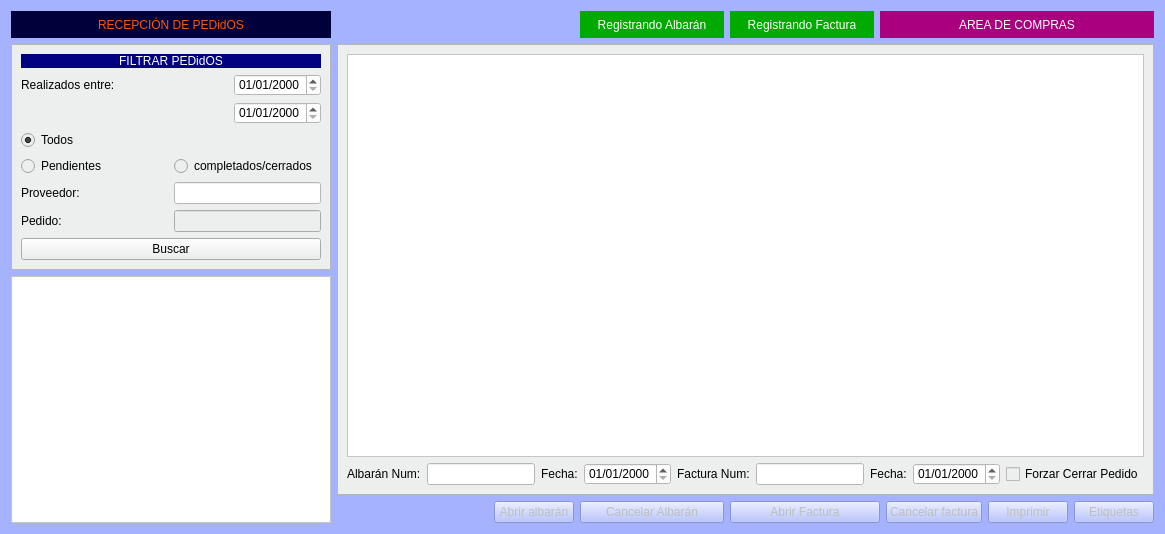
The window that Zona_Compras/frmrecepcion_pedidos.ui (arcnexus/RedFoX) describes before a commit, drawn with Qt 5.
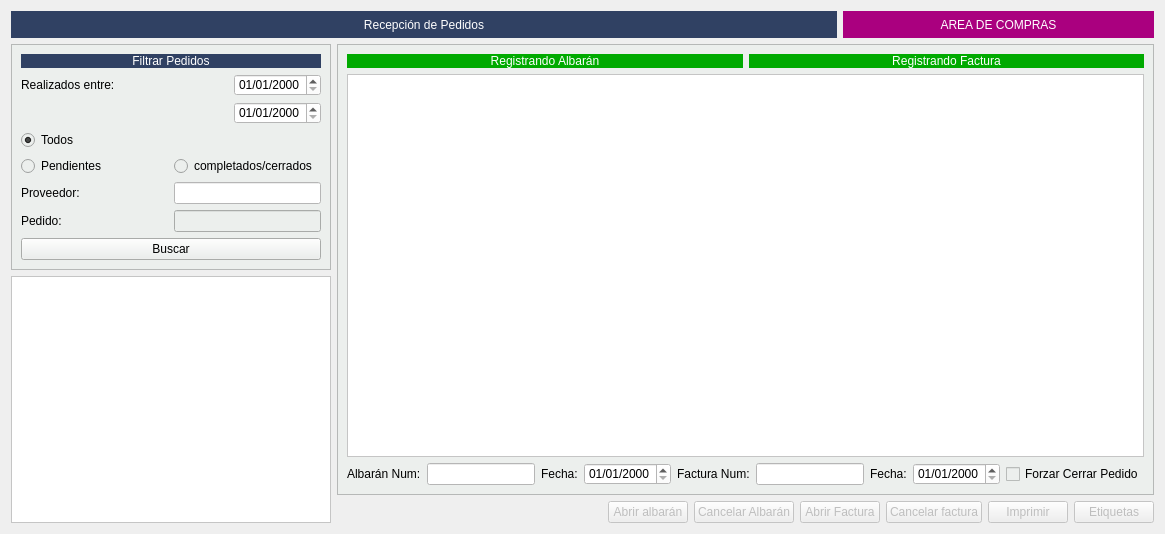
The same window after the commit.

Diff of the .ui file:
```diff
--- a/Zona_Compras/frmrecepcion_pedidos.ui
+++ b/Zona_Compras/frmrecepcion_pedidos.ui
@@ -11,10 +11,7 @@
    </rect>
   </property>
   <property name="windowTitle">
-   <string>Dialog</string>
-  </property>
-  <property name="styleSheet">
-   <string notr="true">background-color: rgb(165, 179, 255);</string>
+   <string>Recepción de pedidos</string>
   </property>
   <layout class="QGridLayout" name="gridLayout">
    <item row="3" column="6">
@@ -120,11 +117,11 @@
          </size>
         </property>
         <property name="styleSheet">
-         <string notr="true">background-color: rgb(0, 0, 128);
+         <string notr="true">background-color: #304163;
 color: rgb(255, 255, 255);</string>
         </property>
         <property name="text">
-         <string>FILTRAR PEDidOS</string>
+         <string>Filtrar Pedidos</string>
         </property>
         <property name="alignment">
          <set>Qt::AlignCenter</set>
@@ -233,27 +230,6 @@
      </property>
     </widget>
    </item>
-   <item row="0" column="0">
-    <widget class="QLabel" name="label_36">
-     <property name="maximumSize">
-      <size>
-       <width>16777215</width>
-       <height>27</height>
-      </size>
-     </property>
-     <property name="styleSheet">
-      <string notr="true">font: 14pt &quot;Sans Serif&quot;;
-color: rgb(255, 85, 0);
-background-color: rgb(0,0,58);</string>
-     </property>
-     <property name="text">
-      <string>RECEPCIÓN DE PEDidOS</string>
-     </property>
-     <property name="alignment">
-      <set>Qt::AlignCenter</set>
-     </property>
-    </widget>
-   </item>
    <item row="1" column="1" rowspan="2" colspan="8">
     <widget class="QFrame" name="frame_2">
      <property name="styleSheet">
@@ -267,6 +243,46 @@
      </property>
      <layout class="QGridLayout" name="gridLayout_3">
       <item row="0" column="0">
+       <widget class="QLabel" name="lblRegistrarAlbaran">
+        <property name="minimumSize">
+         <size>
+          <width>144</width>
+          <height>0</height>
+         </size>
+        </property>
+        <property name="styleSheet">
+         <string notr="true">background-color: rgb(0, 170, 0);
+color: rgb(255, 255, 255);</string>
+        </property>
+        <property name="text">
+         <string>Registrando Albarán</string>
+        </property>
+        <property name="alignment">
+         <set>Qt::AlignCenter</set>
+        </property>
+       </widget>
+      </item>
+      <item row="0" column="1">
+       <widget class="QLabel" name="lblRegistrarFactura">
+        <property name="minimumSize">
+         <size>
+          <width>144</width>
+          <height>0</height>
+         </size>
+        </property>
+        <property name="styleSheet">
+         <string notr="true">background-color: rgb(0, 170, 0);
+color: rgb(255, 255, 255);</string>
+        </property>
+        <property name="text">
+         <string>Registrando Factura</string>
+        </property>
+        <property name="alignment">
+         <set>Qt::AlignCenter</set>
+        </property>
+       </widget>
+      </item>
+      <item row="1" column="0" colspan="2">
        <widget class="QTableWidget" name="tablaLineas">
         <property name="styleSheet">
          <string notr="true">background-color: rgb(255, 255, 255);
@@ -283,7 +299,7 @@
         </attribute>
        </widget>
       </item>
-      <item row="1" column="0">
+      <item row="2" column="0" colspan="2">
        <layout class="QHBoxLayout" name="horizontalLayout">
         <item>
          <widget class="QLabel" name="lblAlbaran">
@@ -371,26 +387,6 @@
      </layout>
     </widget>
    </item>
-   <item row="0" column="4">
-    <widget class="QLabel" name="lblRegistrarFactura">
-     <property name="minimumSize">
-      <size>
-       <width>144</width>
-       <height>0</height>
-      </size>
-     </property>
-     <property name="styleSheet">
-      <string notr="true">background-color: rgb(0, 170, 0);
-color: rgb(255, 255, 255);</string>
-     </property>
-     <property name="text">
-      <string>Registrando Factura</string>
-     </property>
-     <property name="alignment">
-      <set>Qt::AlignCenter</set>
-     </property>
-    </widget>
-   </item>
    <item row="3" column="7">
     <widget class="QPushButton" name="btnImprimir">
      <property name="enabled">
@@ -424,39 +420,27 @@
      </property>
     </widget>
    </item>
-   <item row="0" column="3">
-    <widget class="QLabel" name="lblRegistrarAlbaran">
-     <property name="minimumSize">
+   <item row="0" column="0" colspan="5">
+    <widget class="QLabel" name="label_36">
+     <property name="maximumSize">
       <size>
-       <width>144</width>
-       <height>0</height>
+       <width>16777215</width>
+       <height>27</height>
       </size>
      </property>
      <property name="styleSheet">
-      <string notr="true">background-color: rgb(0, 170, 0);
-color: rgb(255, 255, 255);</string>
+      <string notr="true">font: 14pt &quot;Sans Serif&quot;;
+color: rgb(255, 255, 255);
+background-color: #304163;</string>
      </property>
      <property name="text">
-      <string>Registrando Albarán</string>
+      <string>Recepción de Pedidos</string>
      </property>
      <property name="alignment">
       <set>Qt::AlignCenter</set>
      </property>
     </widget>
    </item>
-   <item row="0" column="1" colspan="2">
-    <spacer name="horizontalSpacer_2">
-     <property name="orientation">
-      <enum>Qt::Horizontal</enum>
-     </property>
-     <property name="sizeHint" stdset="0">
-      <size>
-       <width>40</width>
-       <height>20</height>
-      </size>
-     </property>
-    </spacer>
-   </item>
   </layout>
  </widget>
  <tabstops>
```
